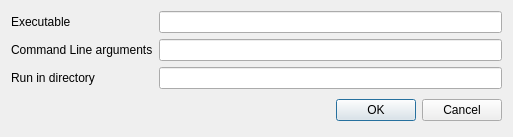
Old version of the form src/DGLGui/ui/dglrundialog.ui in the repository scygan/debugler.
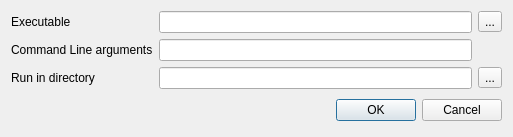
New version of the form.

Diff of the .ui file:
```diff
--- a/src/DGLGui/ui/dglrundialog.ui
+++ b/src/DGLGui/ui/dglrundialog.ui
@@ -18,13 +18,30 @@
   </property>
   <layout class="QVBoxLayout" name="verticalLayout_2">
    <item>
-    <layout class="QFormLayout" name="formLayout">
-     <property name="fieldGrowthPolicy">
-      <enum>QFormLayout::AllNonFixedFieldsGrow</enum>
-     </property>
+    <layout class="QGridLayout" name="gridLayout">
+     <item row="2" column="1">
+      <widget class="QLineEdit" name="lineEdit_CommandLineArgs"/>
+     </item>
+     <item row="3" column="1">
+      <widget class="QLineEdit" name="lineEdit_Path"/>
+     </item>
+     <item row="3" column="0">
+      <widget class="QLabel" name="label_3">
+       <property name="text">
+        <string>Run in directory</string>
+       </property>
+      </widget>
+     </item>
      <item row="0" column="1">
       <widget class="QLineEdit" name="lineEdit_Executable"/>
      </item>
+     <item row="2" column="0">
+      <widget class="QLabel" name="label_2">
+       <property name="text">
+        <string>Command Line arguments</string>
+       </property>
+      </widget>
+     </item>
      <item row="0" column="0">
       <widget class="QLabel" name="label">
        <property name="text">
@@ -32,26 +49,20 @@
        </property>
       </widget>
      </item>
-     <item row="1" column="0">
-      <widget class="QLabel" name="label_2">
+     <item row="0" column="2">
+      <widget class="QToolButton" name="toolButton_Exec">
        <property name="text">
-        <string>Command Line arguments</string>
+        <string>...</string>
        </property>
       </widget>
      </item>
-     <item row="2" column="0">
-      <widget class="QLabel" name="label_3">
+     <item row="3" column="2">
+      <widget class="QToolButton" name="toolButton_Dir">
        <property name="text">
-        <string>Run in directory</string>
+        <string>...</string>
        </property>
       </widget>
      </item>
-     <item row="1" column="1">
-      <widget class="QLineEdit" name="lineEdit_CommandLineArgs"/>
-     </item>
-     <item row="2" column="1">
-      <widget class="QLineEdit" name="lineEdit_Path"/>
-     </item>
     </layout>
    </item>
    <item>
```
